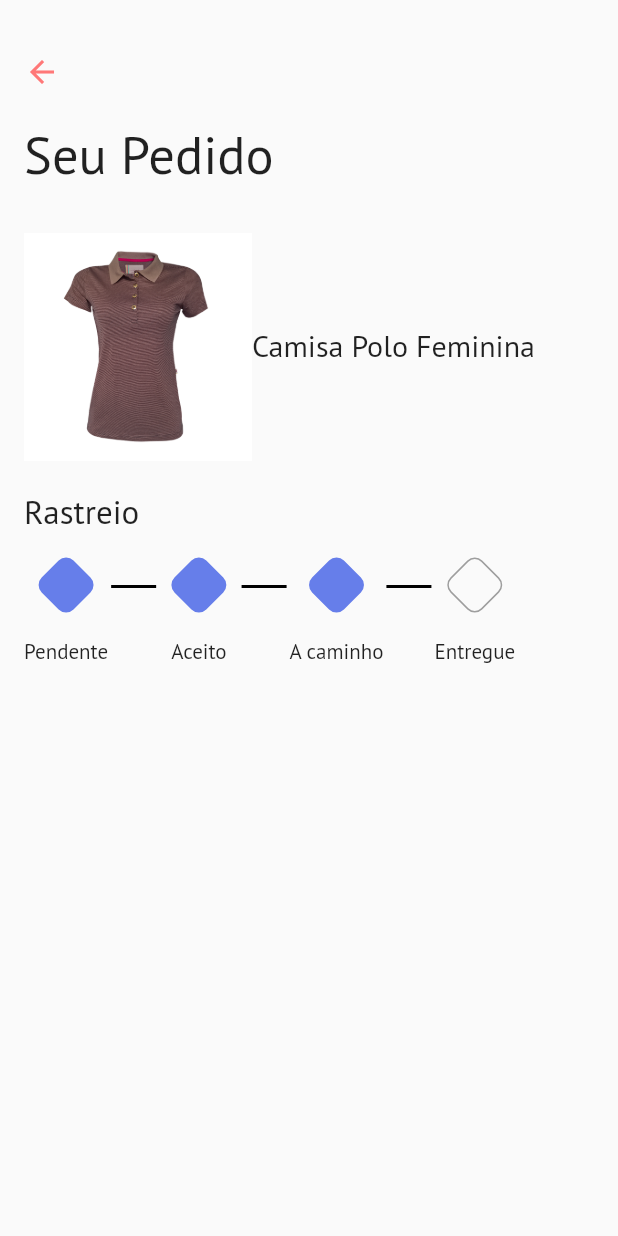
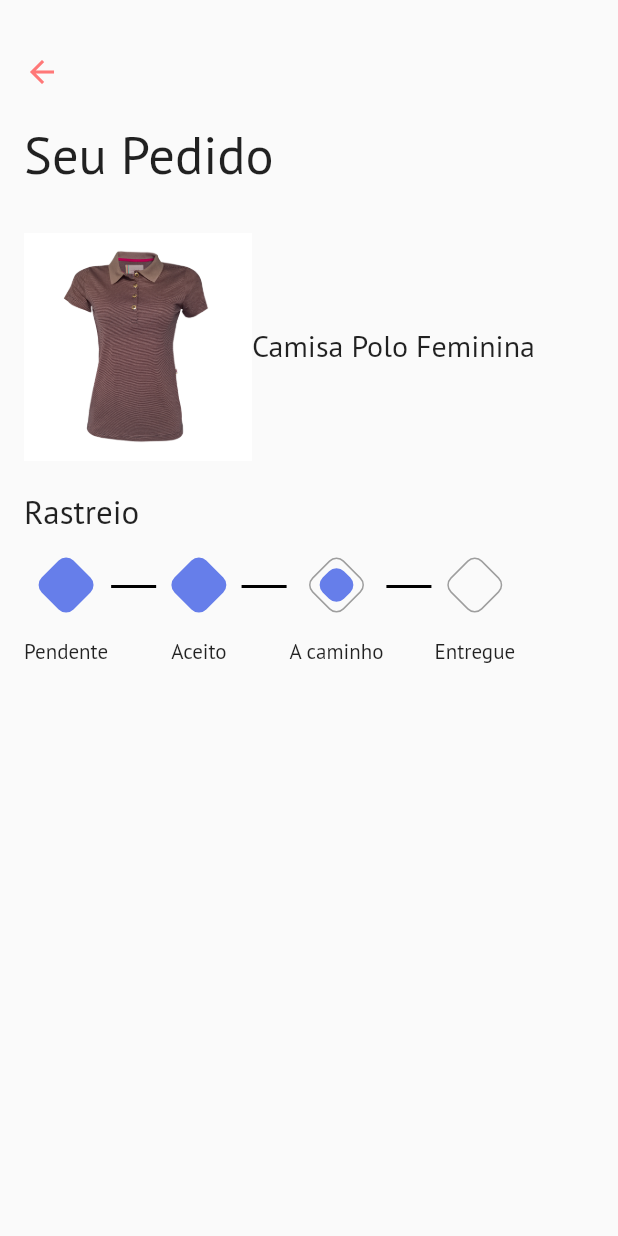
Before and after one commit to BrunoEleodoro/hackcovid-ecommerce, a Flutter app: the MeuPedido screen opened directly, on a phone screen of 412 x 824 dp. Run offline on Flutter 3.47's test engine with Material 2 defaults, Android fonts, the phone set to English and light mode, and no system bars; our stand-ins replace flutter_credit_card, flutter_rating_bar, flutter_vector_icons, google_fonts; missing offline and left inert: circular_bottom_navigation.

```diff
--- a/lib/pages/marketplace/meu_pedido/meu_pedido.dart
+++ b/lib/pages/marketplace/meu_pedido/meu_pedido.dart
@@ -127,13 +127,27 @@ class _MeuPedidoState extends State<MeuPedido> {
                         children: <Widget>[
                           Transform.rotate(
                             angle: pi / 4,
-                            child: Container(
-                              width: 30,
-                              height: 30,
-                              decoration: BoxDecoration(
-                                  color: Color(0XFF667eea),
-                                  borderRadius:
+                            child: Stack(
+                              alignment: Alignment.center,
+                              children: <Widget>[
+                                Container(
+                                  width: 20,
+                                  height: 20,
+                                  decoration: BoxDecoration(
+                                      color: Color(0XFF667eea),
+                                      borderRadius:
+                                          BorderRadius.all(Radius.circular(7))),
+                                ),
+                                Container(
+                                  width: 30,
+                                  height: 30,
+                                  decoration: BoxDecoration(
+                                      border:
+                                      Border.all(color: Colors.grey, width: 1),
+                                      borderRadius:
                                       BorderRadius.all(Radius.circular(7))),
+                                ),
+                              ],
                             ),
                           ),
                           SizedBox(
@@ -157,10 +171,10 @@ class _MeuPedidoState extends State<MeuPedido> {
                               height: 30,
                               decoration: BoxDecoration(
 //                                  color: Color(0XFF667eea),
-                                  border: Border.all(
-                                      color: Colors.grey, width: 1),
+                                  border:
+                                      Border.all(color: Colors.grey, width: 1),
                                   borderRadius:
-                                  BorderRadius.all(Radius.circular(7))),
+                                      BorderRadius.all(Radius.circular(7))),
                             ),
                           ),
                           SizedBox(
@@ -170,7 +184,8 @@ class _MeuPedidoState extends State<MeuPedido> {
                         ],
                       ),
                     ],
-                  )
+                  ),
+
                 ],
               ),
             ),
```
